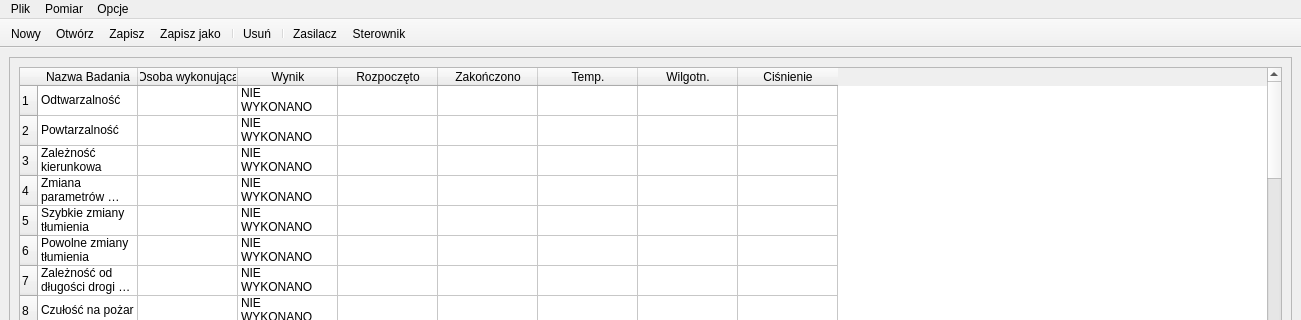
The window that CzujkiLinioweApp/mainwindow.ui (wiacekmarcin/CzujkiLiniowe) describes before a commit, drawn with Qt 5; both pictures show x 0 to 1301 and y 0 to 320 of the 1301 by 702 pixel window.
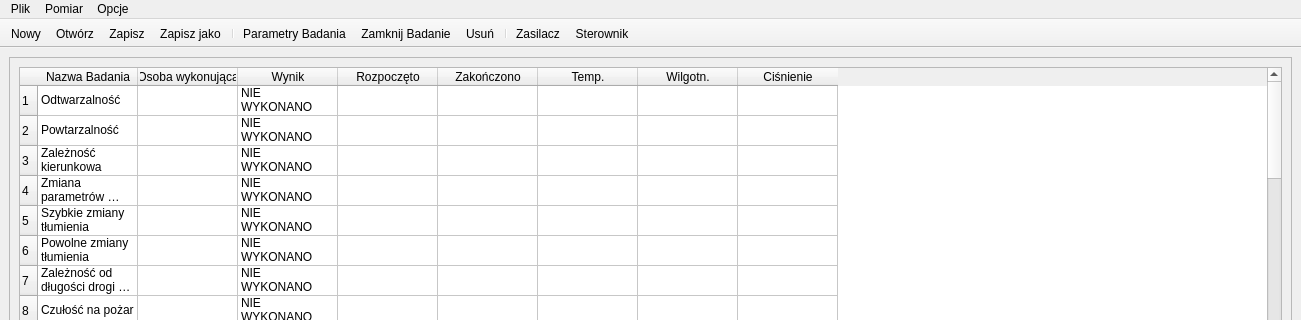
The same window after the commit. Icons and pictures are not drawn.

The edit to the form file:
```diff
--- a/CzujkiLinioweApp/mainwindow.ui
+++ b/CzujkiLinioweApp/mainwindow.ui
@@ -528,6 +528,8 @@
    <addaction name="actionZapiszZadanie"/>
    <addaction name="actionZapiszJako"/>
    <addaction name="separator"/>
+   <addaction name="actionParametryBadania"/>
+   <addaction name="actionZamknijBadanie"/>
    <addaction name="actionUsunBadanie"/>
    <addaction name="separator"/>
    <addaction name="actionZasilacz"/>
@@ -664,6 +666,22 @@
     <string>Testowanie Stanowiska</string>
    </property>
   </action>
+  <action name="actionParametryBadania">
+   <property name="icon">
+    <iconset theme="accessories-text-editor"/>
+   </property>
+   <property name="text">
+    <string>Parametry Badania</string>
+   </property>
+  </action>
+  <action name="actionZamknijBadanie">
+   <property name="icon">
+    <iconset theme="window-close"/>
+   </property>
+   <property name="text">
+    <string>Zamknij Badanie</string>
+   </property>
+  </action>
  </widget>
  <resources>
   <include location="icons.qrc"/>
```
Left out of the diff: 8 changed lines with no effect on the pictures.
